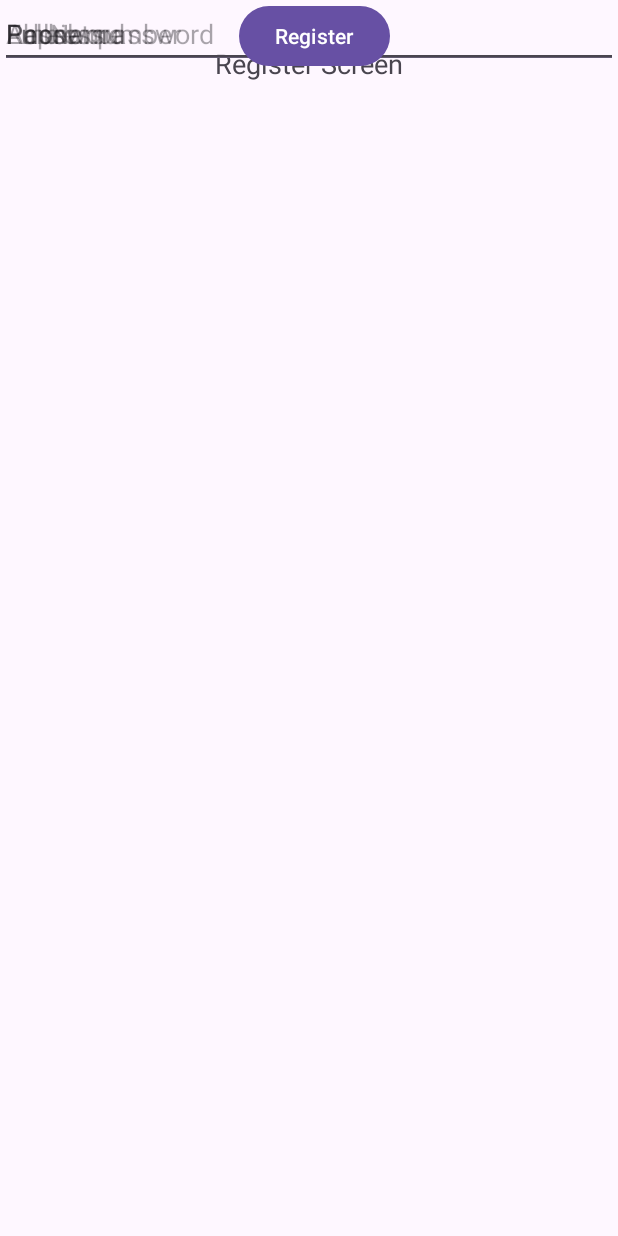
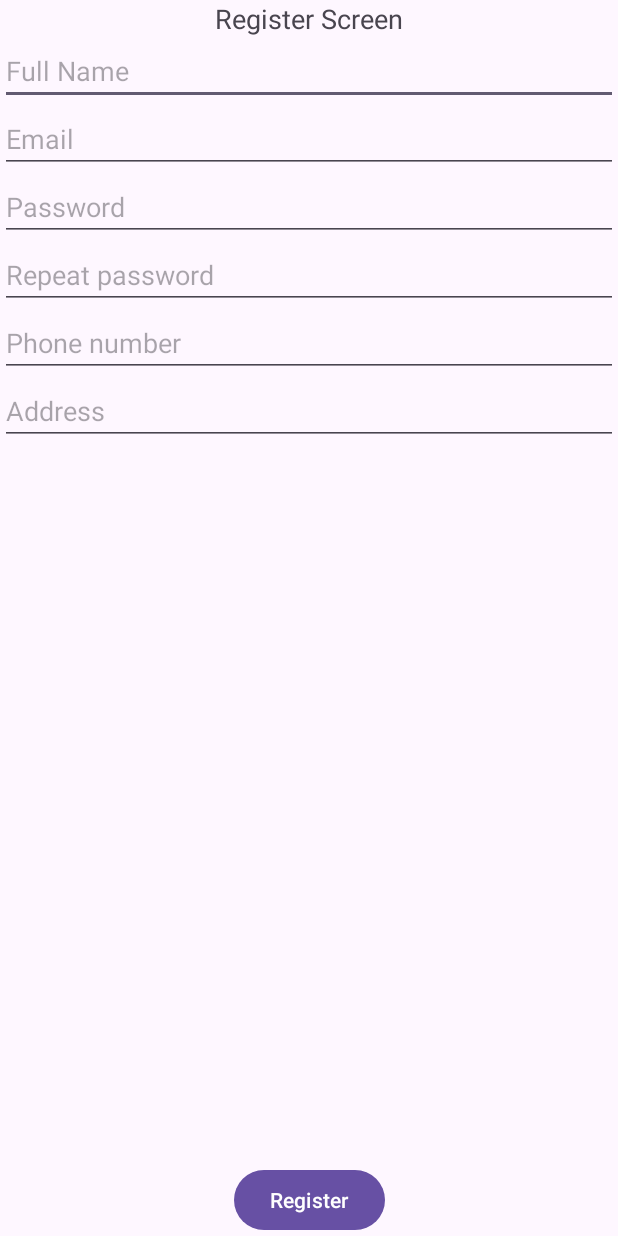
Before and after one commit to Marcos-Rama/DI, an Android app: the RegisterActivity screen opened directly, with no data from a screen before it, on a phone screen of 412 x 824 dp. Run offline under Robolectric (Android 15) with nearby library versions, the phone set to English and light mode, and no system bars; our stand-ins replace Firebase (no records; nobody signed in at launch, a user with empty details on screens opened directly).

Commit message:
Modificación de los xml para que se vean bien, añadido cambio de activity por botón y añadida validación de datos no vacíos

```diff
--- a/Proyecto/app/src/main/res/layout/activity_register.xml
+++ b/Proyecto/app/src/main/res/layout/activity_register.xml
@@ -9,13 +9,12 @@
 
 
     <TextView
-        android:id="@+id/textView"
+        android:id="@+id/registerTextView"
         android:layout_width="wrap_content"
         android:layout_height="wrap_content"
         app:layout_constraintStart_toStartOf="parent"
         app:layout_constraintEnd_toEndOf="parent"
         app:layout_constraintTop_toTopOf="parent"
-        android:layout_marginTop="30dp"
         android:text="Register Screen"
         android:textSize="18sp"
         android:layout_centerInParent="true"/>
@@ -24,19 +23,19 @@
         android:id="@+id/nameEditText"
         android:layout_width="match_parent"
         android:layout_height="wrap_content"
-        android:hint="FullName"
-        tools:ignore="MissingConstraints"
-        tools:layout_editor_absoluteX="0dp"
-        tools:layout_editor_absoluteY="172dp" />
+        android:hint="Full Name"
+        app:layout_constraintStart_toStartOf="parent"
+        app:layout_constraintEnd_toEndOf="parent"
+        app:layout_constraintTop_toBottomOf="@+id/registerTextView" />
 
     <EditText
         android:id="@+id/emailRegisterEditText"
         android:layout_width="match_parent"
         android:layout_height="wrap_content"
         android:hint="Email"
-        tools:ignore="MissingConstraints"
-        tools:layout_editor_absoluteX="-16dp"
-        tools:layout_editor_absoluteY="226dp" />
+        app:layout_constraintStart_toStartOf="parent"
+        app:layout_constraintEnd_toEndOf="parent"
+        app:layout_constraintTop_toBottomOf="@+id/nameEditText" />
 
     <EditText
         android:id="@+id/passwordRegisterEditText"
@@ -44,9 +43,9 @@
         android:layout_height="wrap_content"
         android:hint="Password"
         android:inputType="textPassword"
-        tools:ignore="MissingConstraints"
-        tools:layout_editor_absoluteX="0dp"
-        tools:layout_editor_absoluteY="278dp" />
+        app:layout_constraintStart_toStartOf="parent"
+        app:layout_constraintEnd_toEndOf="parent"
+        app:layout_constraintTop_toBottomOf="@+id/emailRegisterEditText"  />
 
     <EditText
         android:id="@+id/passwordConfirmRegisterEditText"
@@ -54,9 +53,9 @@
         android:layout_height="wrap_content"
         android:hint="Repeat password"
         android:inputType="textPassword"
-        tools:ignore="MissingConstraints"
-        tools:layout_editor_absoluteX="0dp"
-        tools:layout_editor_absoluteY="332dp" />
+        app:layout_constraintStart_toStartOf="parent"
+        app:layout_constraintEnd_toEndOf="parent"
+        app:layout_constraintTop_toBottomOf="@+id/passwordRegisterEditText"  />
 
     <EditText
         android:id="@+id/telephoneEditText"
@@ -64,9 +63,9 @@
         android:layout_height="wrap_content"
         android:hint="Phone number"
         android:inputType="textPassword"
-        tools:ignore="MissingConstraints"
-        tools:layout_editor_absoluteX="16dp"
-        tools:layout_editor_absoluteY="385dp" />
+        app:layout_constraintStart_toStartOf="parent"
+        app:layout_constraintEnd_toEndOf="parent"
+        app:layout_constraintTop_toBottomOf="@+id/passwordConfirmRegisterEditText" />
 
     <EditText
         android:id="@+id/addressEditText"
@@ -74,18 +73,17 @@
         android:layout_height="wrap_content"
         android:hint="Address"
         android:inputType="textPassword"
-        tools:ignore="MissingConstraints"
-        tools:layout_editor_absoluteX="0dp"
-        tools:layout_editor_absoluteY="448dp" />
+        app:layout_constraintStart_toStartOf="parent"
+        app:layout_constraintEnd_toEndOf="parent"
+        app:layout_constraintTop_toBottomOf="@+id/telephoneEditText"  />
 
     <Button
         android:id="@+id/registerButton"
         android:layout_width="wrap_content"
         android:layout_height="wrap_content"
-        android:layout_marginEnd="152dp"
         android:text="Register"
+        app:layout_constraintBottom_toBottomOf="parent"
         app:layout_constraintEnd_toEndOf="parent"
-        tools:ignore="MissingConstraints"
-        tools:layout_editor_absoluteY="604dp" />
+        app:layout_constraintStart_toStartOf="parent" />
 
 </androidx.constraintlayout.widget.ConstraintLayout>
```
Also changed, not shown: Proyecto/app/src/main/java/com/example/warframes/LoginActivity.java (+15 -1 lines), Proyecto/app/src/main/java/com/example/warframes/RegisterActivity.java (+31 -2 lines).
